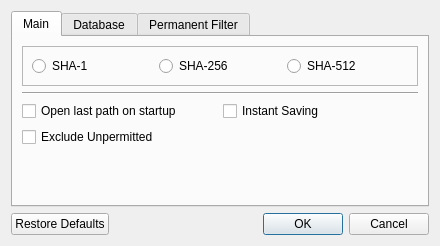
Above: src/dialogsettings.ui from artemvlas/veretino before the change. Below: the same form after it.
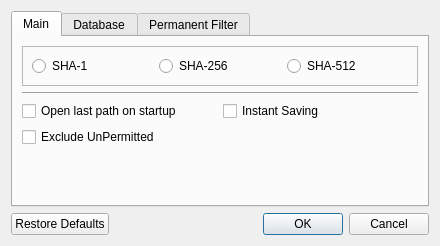
That is the form after the change.

Commit message: [DialogSettings] slight text impr.

Diff of the .ui file:
```diff
--- a/src/dialogsettings.ui
+++ b/src/dialogsettings.ui
@@ -98,7 +98,7 @@
             <string>Exclude files without read permissions.</string>
            </property>
            <property name="text">
-            <string>Exclude Unpermitted</string>
+            <string>Exclude UnPermitted</string>
            </property>
           </widget>
          </item>
```
Left out of the diff: 2 changed lines with no effect on the pictures.
